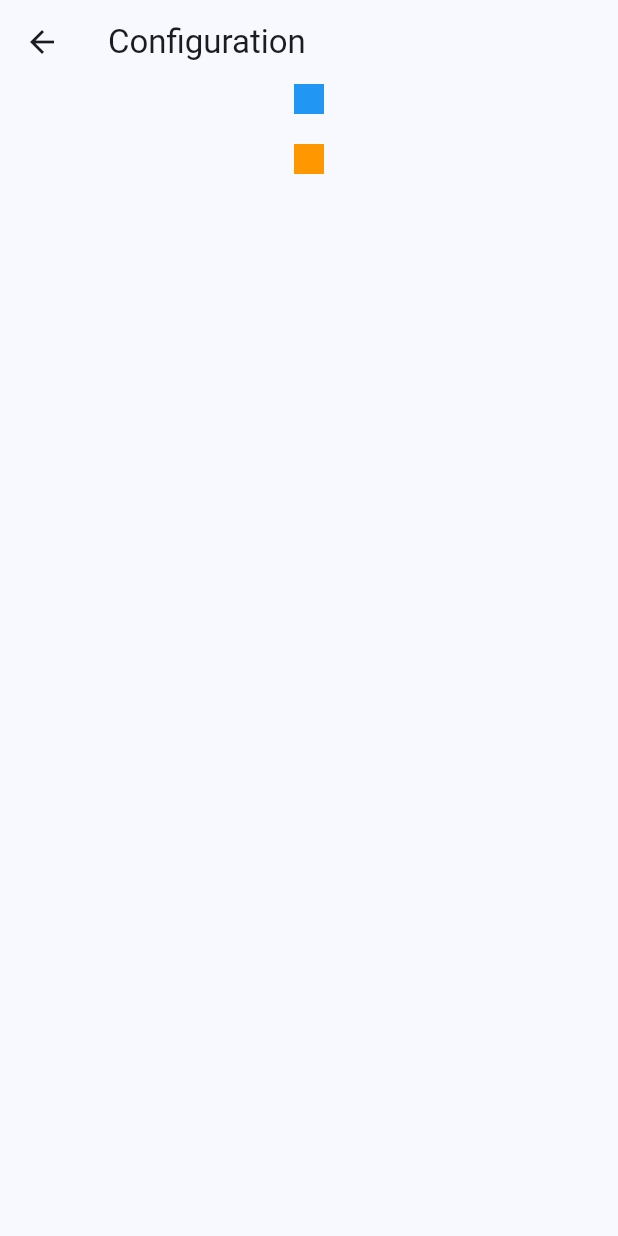
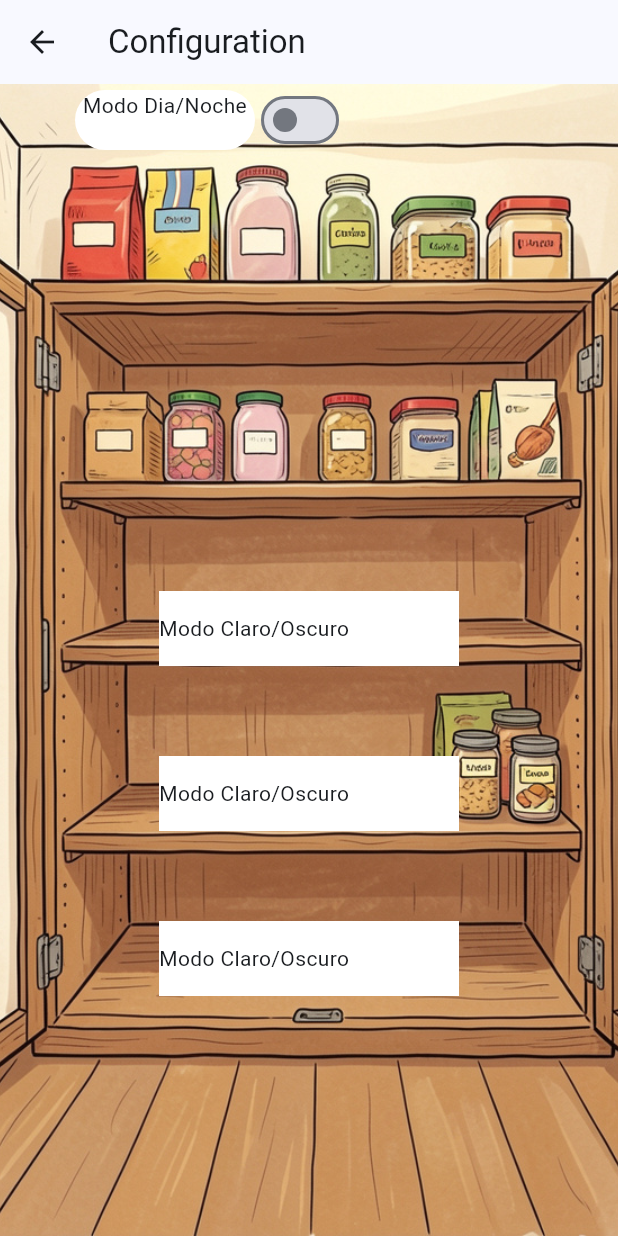
Before and after one commit to Javier-D-Restoy/shopping_hero, a Flutter app: the ConfigPage screen opened directly, on a phone screen of 412 x 824 dp. Run offline on Flutter 3.47's test engine with Material 3 defaults, Android fonts, the light colour scheme and no system bars.

Commit message:
Funcionalidad Basica. Falta Quitar listas. Arquitectura basica: Perfil, Config. Imagenes de fondo en algunas paginas

```diff
--- a/lib/features/auth/presentation/screens/config_page.dart
+++ b/lib/features/auth/presentation/screens/config_page.dart
@@ -1,4 +1,5 @@
 import 'package:flutter/material.dart';
+import 'package:shopping_hero/features/shopping_lists/presentation/screens/list_manager_page.dart';
 
 class ConfigPage extends StatefulWidget {
   const ConfigPage({super.key});
@@ -8,32 +9,92 @@ class ConfigPage extends StatefulWidget {
 }
 
 class _ConfigPageState extends State<ConfigPage> {
+
+  bool isFirstConfigActive = false;
+  bool isSecondConfigActive = false;
+  bool isThirdConfigActive = false;
+
   @override
   Widget build(BuildContext context) {
     return Scaffold(
       appBar: AppBar(
         title: Text('Configuration'),
+        leading: BackButton(
+          onPressed: () {
+            if (context.mounted) {
+              Navigator.pop(context);
+            }
+          },
         ),
-      body: ListView(
+      ),
+      body: Stack(
+        children: [
+          Positioned.fill(child: Image.asset('assets/images/background/Background_Config_Image_1.jpg', fit: BoxFit.cover,)),
+          SafeArea(
+            child: ListView(
               children: [
                 Column(
                   mainAxisAlignment: MainAxisAlignment.center,
                   children: [
+                    Row(
+                      children: [
+                        SizedBox(width: 50,),
                         Container(
-                width: 20,
-                height: 20,
-                decoration: BoxDecoration(color: Colors.blue),
+                          width: 120,
+                          height: 40,
+                          decoration: BoxDecoration(color: Colors.white, borderRadius: BorderRadius.circular(20)),
+                          child: Text('Modo Dia/Noche',textAlign: TextAlign.center,),
                         ),
-              SizedBox(height: 20,),
+                        Switch(
+                          value: isFirstConfigActive,
+                          onChanged: (value) {
+                            setState(() {
+                              isFirstConfigActive = value;
+                            });
+                          },
+                        ),
+                      ],
+                    ),
+                    SizedBox(height: 290,),
                     Container(
-                width: 20,
-                height: 20,
-                decoration: BoxDecoration(color: Colors.orange),
+                      width: 200,
+                      height: 50,
+                      decoration: BoxDecoration(color: Colors.white),
+                      child: Row(
+                        children: [
+                          Text('Modo Claro/Oscuro')
+                        ],
+                      ),
+                    ),
+                    SizedBox(height: 60,),
+                    Container(
+                      width: 200,
+                      height: 50,
+                      decoration: BoxDecoration(color: Colors.white),
+                      child: Row(
+                        children: [
+                          Text('Modo Claro/Oscuro')
+                        ],
+                      ),
+                    ),
+                    SizedBox(height: 60,),
+                    Container(
+                      width: 200,
+                      height: 50,
+                      decoration: BoxDecoration(color: Colors.white),
+                      child: Row(
+                        children: [
+                          Text('Modo Claro/Oscuro')
+                        ],
+                      ),
                     ),
                   ],
                 )
               ],
             ),
+          ),
+        ],
+      ),
     );
   }
 }
--- a/pubspec.yaml
+++ b/pubspec.yaml
@@ -71,6 +71,8 @@ flutter:
     - assets/images/background/Background_Image_4.png
     - assets/images/background/Background_Image_5.png
     - assets/images/background/Background_Image_6.png
+    - assets/images/background/Background_Config_Image_1.jpg
+    - assets/images/background/Background_Profile_Image_1.png
 
   # An image asset can refer to one or more resolution-specific "variants", see
   # https://flutter.dev/to/resolution-aware-images
```
Also changed, not shown: lib/core/providers/shopping_provider.dart (+26 -5 lines), lib/features/auth/presentation/screens/login_page.dart (+22 -6 lines), lib/features/auth/presentation/screens/register_page.dart (+25 -15 lines), lib/features/shopping_lists/presentation/screens/list_main_page.dart (+13 -6 lines), lib/features/shopping_lists/presentation/screens/list_manager_page.dart (+14 -0 lines), assets/images/background/Background_Config_Image_1.jpg (added), assets/images/background/Background_Profile_Image_1.png (added), 2 other files. Lines whose indentation alone changed are shown as unchanged.
